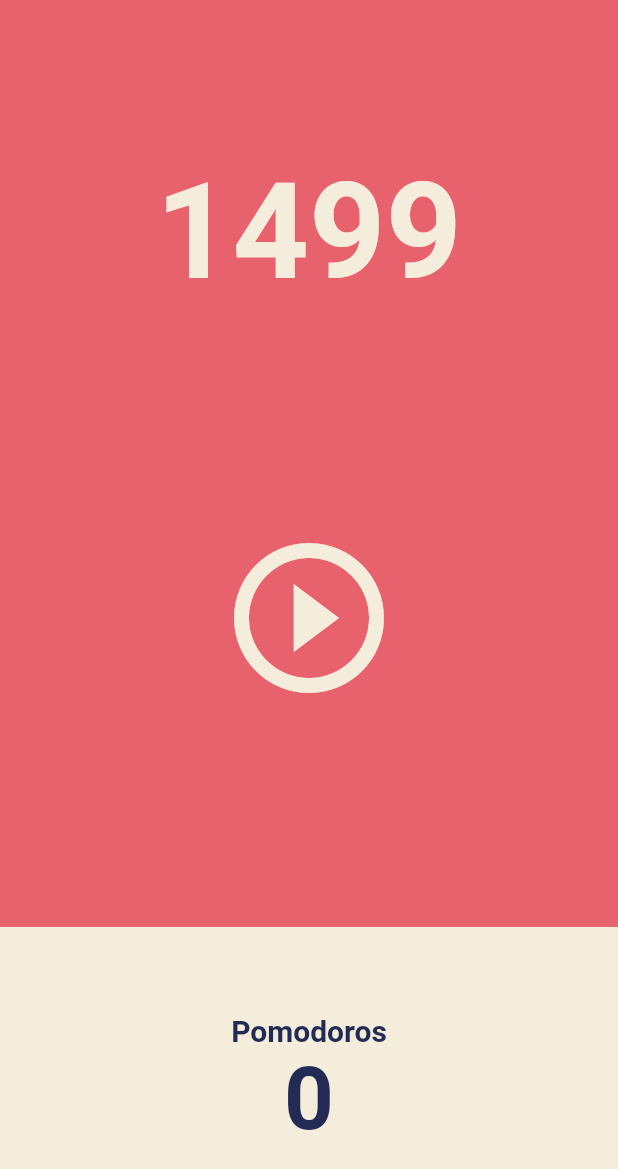
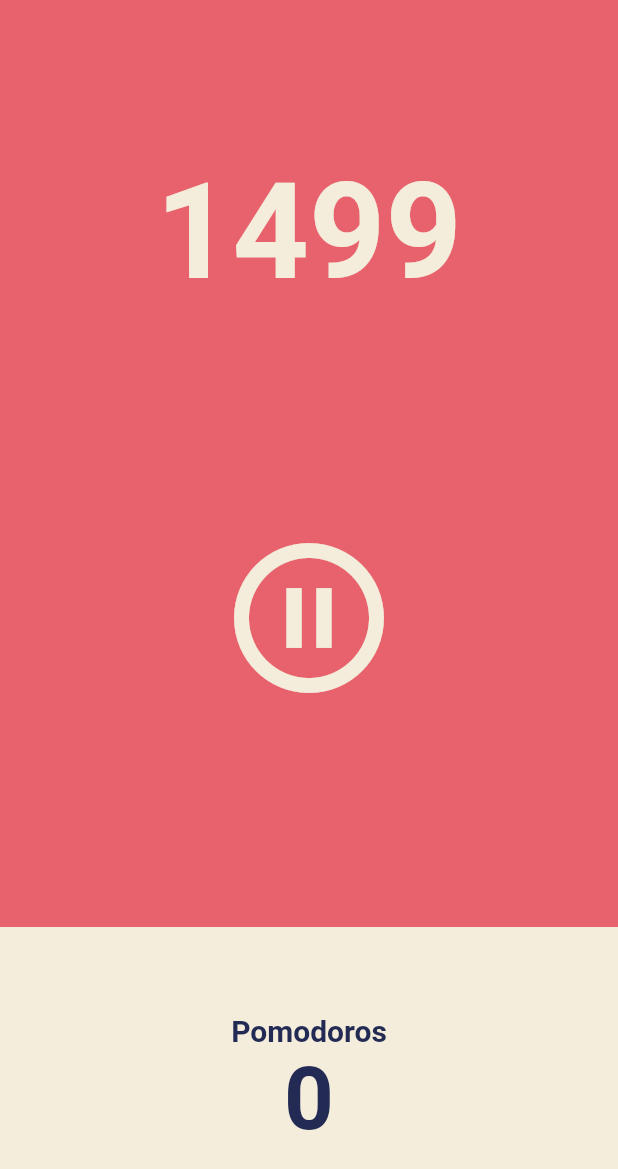
Before and after one commit to sol92824/pomodoro, a Flutter app: the screen it shows after launch, after a tap on the "play circle outline" icon, on a phone screen of 412 x 824 dp. Shown: the top 1169 px of the screen. Run offline on Flutter 3.47's test engine with Material 2 defaults, Android fonts, the phone set to English and light mode, and no system bars.

Commit message:
Pause Play

```diff
--- a/lib/screens/home_screen.dart
+++ b/lib/screens/home_screen.dart
@@ -10,6 +10,7 @@ class HomeScreen extends StatefulWidget {
 
 class _HomeScreenState extends State<HomeScreen> {
   int totalSeconds = 1500;
+  bool isRunning = false;
   late Timer timer;
 
   void onTick(Timer timer) {
@@ -23,6 +24,16 @@ class _HomeScreenState extends State<HomeScreen> {
       const Duration(seconds: 1),
       onTick,
     );
+    setState(() {
+      isRunning = true;
+    });
+  }
+
+  void onPausePressed() {
+    timer.cancel();
+    setState(() {
+      isRunning = false;
+    });
   }
 
   @override
@@ -51,8 +62,10 @@ class _HomeScreenState extends State<HomeScreen> {
               child: IconButton(
                   iconSize: 120,
                   color: Theme.of(context).cardColor,
-                  onPressed: onStartPressed,
-                  icon: const Icon(Icons.play_circle_outline)),
+                  onPressed: isRunning ? onPausePressed : onStartPressed,
+                  icon: Icon(isRunning
+                      ? Icons.pause_circle_outline
+                      : Icons.play_circle_outline)),
             ),
           ),
           Flexible(
```
